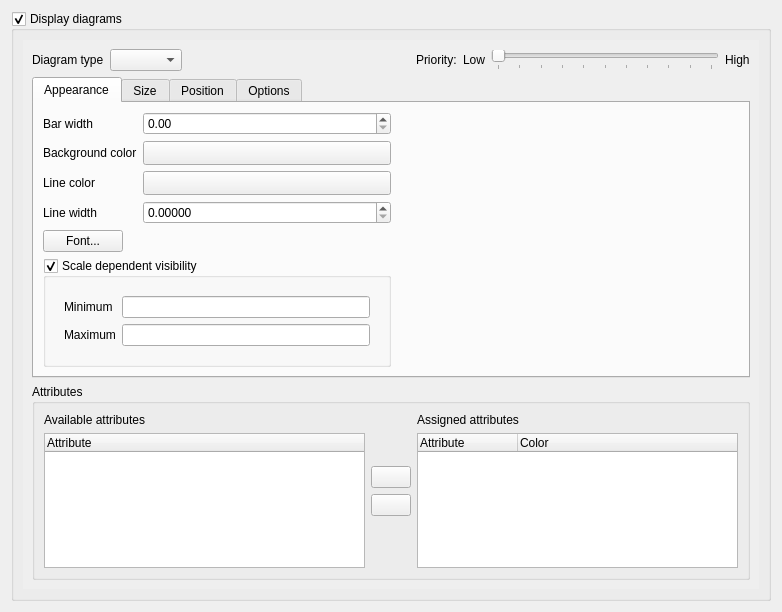
Above: src/ui/qgsdiagrampropertiesbase.ui from qgis/QGIS before the change. Below: the same form after it.
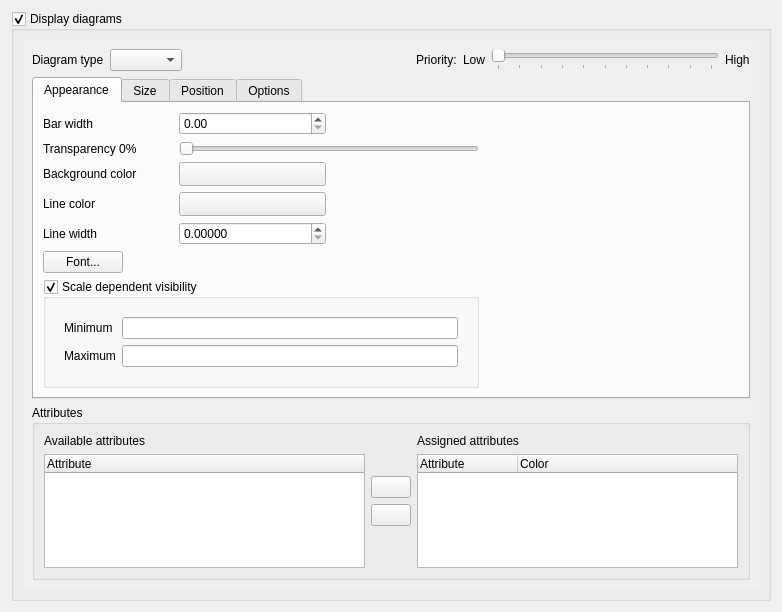
That is the form after the change. The open tabs and pages were chosen to show the change. Icons and pictures are not drawn. Custom widgets are drawn as their Qt base class.

```diff
--- a/src/ui/qgsdiagrampropertiesbase.ui
+++ b/src/ui/qgsdiagrampropertiesbase.ui
@@ -117,7 +117,7 @@
           <item>
            <widget class="QTabWidget" name="mDiagramPropertiesTabWidget">
             <property name="currentIndex">
-             <number>2</number>
+             <number>0</number>
             </property>
             <widget class="QWidget" name="tab">
              <attribute name="title">
@@ -126,76 +126,28 @@
              <layout class="QGridLayout" name="gridLayout_8">
               <item row="0" column="0" rowspan="2">
                <layout class="QGridLayout" name="gridLayout">
-                <item row="2" column="1">
+                <item row="3" column="1">
                  <widget class="QLabel" name="mBackgroundColorLabel">
                   <property name="text">
                    <string>Background color</string>
                   </property>
                  </widget>
                 </item>
-                <item row="3" column="1">
+                <item row="4" column="1">
                  <widget class="QLabel" name="mPenColorLabel">
                   <property name="text">
                    <string>Line color</string>
                   </property>
                  </widget>
                 </item>
-                <item row="3" column="2">
-                 <widget class="QgsColorButton" name="mDiagramPenColorButton">
-                  <property name="sizePolicy">
-                   <sizepolicy hsizetype="Minimum" vsizetype="Minimum">
-                    <horstretch>0</horstretch>
-                    <verstretch>0</verstretch>
-                   </sizepolicy>
-                  </property>
-                  <property name="minimumSize">
-                   <size>
-                    <width>25</width>
-                    <height>0</height>
-                   </size>
-                  </property>
-                  <property name="text">
-                   <string/>
-                  </property>
-                 </widget>
-                </item>
-                <item row="2" column="2">
-                 <widget class="QgsColorButton" name="mBackgroundColorButton">
-                  <property name="sizePolicy">
-                   <sizepolicy hsizetype="Minimum" vsizetype="Minimum">
-                    <horstretch>0</horstretch>
-                    <verstretch>0</verstretch>
-                   </sizepolicy>
-                  </property>
-                  <property name="minimumSize">
-                   <size>
-                    <width>25</width>
-                    <height>0</height>
-                   </size>
-                  </property>
-                  <property name="text">
-                   <string/>
-                  </property>
-                 </widget>
-                </item>
-                <item row="4" column="1">
+                <item row="5" column="1">
                  <widget class="QLabel" name="mPenWidthLabel">
                   <property name="text">
                    <string>Line width</string>
                   </property>
                  </widget>
                 </item>
-                <item row="4" column="2">
-                 <widget class="QDoubleSpinBox" name="mPenWidthSpinBox">
-                  <property name="decimals">
-                   <number>5</number>
-                  </property>
-                  <property name="maximum">
-                   <double>99999.990000000005239</double>
-                  </property>
-                 </widget>
-                </item>
-                <item row="5" column="1">
+                <item row="6" column="1">
                  <widget class="QPushButton" name="mDiagramFontButton">
                   <property name="sizePolicy">
                    <sizepolicy hsizetype="Fixed" vsizetype="Fixed">
@@ -208,9 +160,6 @@
                   </property>
                  </widget>
                 </item>
-                <item row="1" column="2">
-                 <widget class="QDoubleSpinBox" name="mBarWidthSpinBox"/>
-                </item>
                 <item row="1" column="1">
                  <widget class="QLabel" name="mBarWidthLabel">
                   <property name="text">
@@ -218,6 +167,86 @@
                   </property>
                  </widget>
                 </item>
+                <item row="2" column="1">
+                 <widget class="QLabel" name="mTransparencyLabel">
+                  <property name="minimumSize">
+                   <size>
+                    <width>130</width>
+                    <height>0</height>
+                   </size>
+                  </property>
+                  <property name="text">
+                   <string>Transparency 0%</string>
+                  </property>
+                 </widget>
+                </item>
+                <item row="2" column="2" colspan="2">
+                 <widget class="QSlider" name="mTransparencySlider">
+                  <property name="minimumSize">
+                   <size>
+                    <width>300</width>
+                    <height>0</height>
+                   </size>
+                  </property>
+                  <property name="maximum">
+                   <number>100</number>
+                  </property>
+                  <property name="orientation">
+                   <enum>Qt::Horizontal</enum>
+                  </property>
+                 </widget>
+                </item>
+                <item row="3" column="2">
+                 <widget class="QgsColorButton" name="mBackgroundColorButton">
+                  <property name="sizePolicy">
+                   <sizepolicy hsizetype="Minimum" vsizetype="Minimum">
+                    <horstretch>0</horstretch>
+                    <verstretch>0</verstretch>
+                   </sizepolicy>
+                  </property>
+                  <property name="minimumSize">
+                   <size>
+                    <width>25</width>
+                    <height>0</height>
+                   </size>
+                  </property>
+                  <property name="text">
+                   <string/>
+                  </property>
+                 </widget>
+                </item>
+                <item row="1" column="2">
+                 <widget class="QDoubleSpinBox" name="mBarWidthSpinBox"/>
+                </item>
+                <item row="4" column="2">
+                 <widget class="QgsColorButton" name="mDiagramPenColorButton">
+                  <property name="sizePolicy">
+                   <sizepolicy hsizetype="Minimum" vsizetype="Minimum">
+                    <horstretch>0</horstretch>
+                    <verstretch>0</verstretch>
+                   </sizepolicy>
+                  </property>
+                  <property name="minimumSize">
+                   <size>
+                    <width>25</width>
+                    <height>0</height>
+                   </size>
+                  </property>
+                  <property name="text">
+                   <string/>
+                  </property>
+                 </widget>
+                </item>
+                <item row="5" column="2">
+                 <widget class="QDoubleSpinBox" name="mPenWidthSpinBox">
+                  <property name="decimals">
+                   <number>5</number>
+                  </property>
+                  <property name="maximum">
+                   <double>99999.990000000005239</double>
+                  </property>
+                 </widget>
+                </item>
                </layout>
               </item>
               <item row="2" column="0">
```
